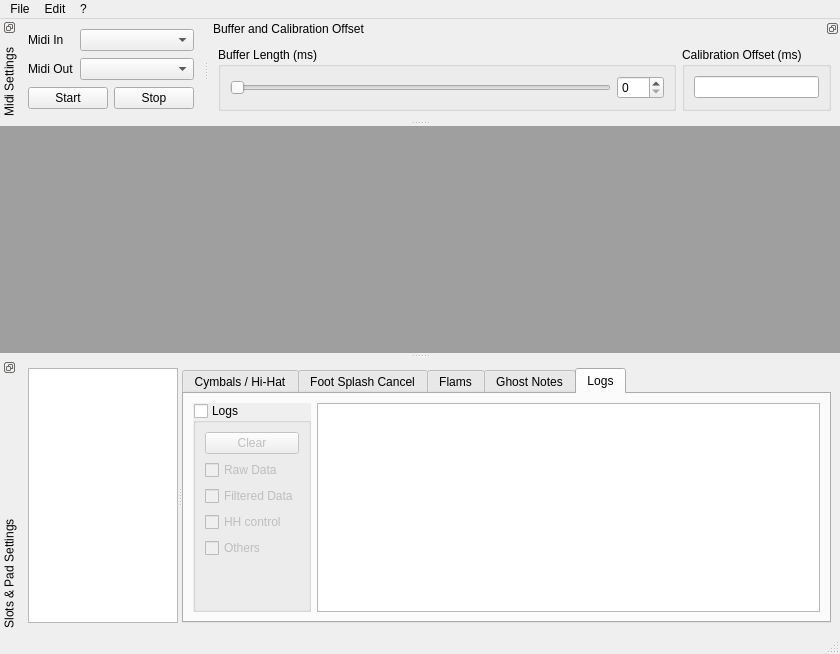
First picture: the form in src/MainWindow.ui, repository FromtonRouge/eProDrums, before the edit.
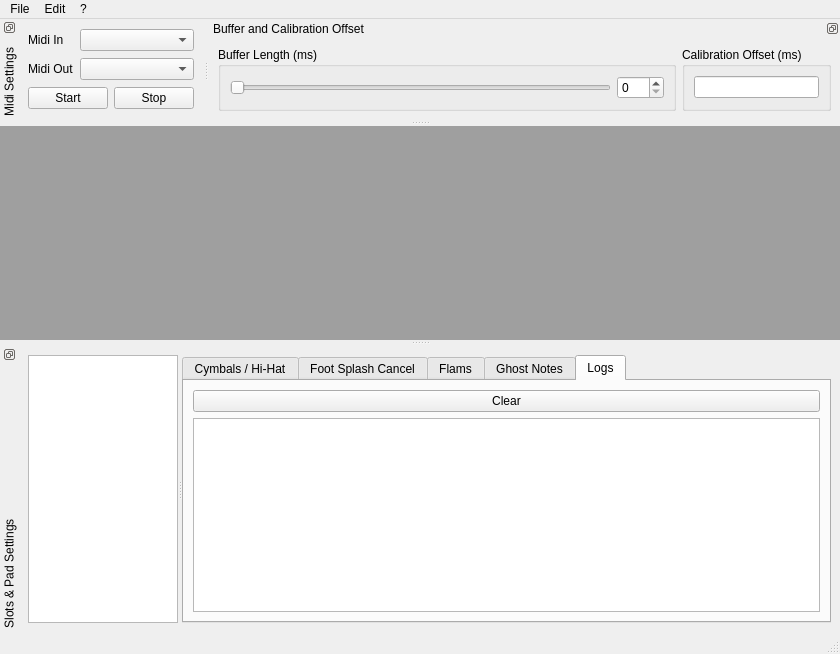
Second picture: the form after the edit. The open tabs and pages were chosen to show the change. Icons and pictures are not drawn.

```diff
--- a/src/MainWindow.ui
+++ b/src/MainWindow.ui
@@ -342,116 +342,20 @@
           <string>Logs</string>
          </attribute>
          <layout class="QGridLayout" name="gridLayout_7">
-          <item row="0" column="0">
-           <widget class="QScrollArea" name="scrollArea">
-            <property name="sizePolicy">
-             <sizepolicy hsizetype="Minimum" vsizetype="Expanding">
-              <horstretch>0</horstretch>
-              <verstretch>0</verstretch>
-             </sizepolicy>
-            </property>
-            <property name="frameShape">
-             <enum>QFrame::NoFrame</enum>
-            </property>
-            <property name="widgetResizable">
-             <bool>true</bool>
-            </property>
-            <widget class="QWidget" name="scrollAreaWidgetContents">
-             <property name="geometry">
-              <rect>
-               <x>0</x>
-               <y>0</y>
-               <width>105</width>
-               <height>194</height>
-              </rect>
-             </property>
-             <layout class="QGridLayout" name="gridLayout_5">
-              <property name="margin">
-               <number>0</number>
-              </property>
-              <item row="0" column="0">
-               <widget class="QGroupBox" name="groupBoxLogs">
-                <property name="minimumSize">
-                 <size>
-                  <width>105</width>
-                  <height>194</height>
-                 </size>
-                </property>
-                <property name="title">
-                 <string>Logs</string>
-                </property>
-                <property name="checkable">
-                 <bool>true</bool>
-                </property>
-                <property name="checked">
-                 <bool>false</bool>
-                </property>
-                <layout class="QGridLayout" name="gridLayoutLogs">
-                 <item row="1" column="2">
-                  <widget class="QCheckBox" name="checkBoxLogsRawData">
-                   <property name="text">
-                    <string>Raw Data</string>
-                   </property>
-                  </widget>
-                 </item>
-                 <item row="4" column="2">
-                  <widget class="QCheckBox" name="checkBoxLogsOthers">
-                   <property name="text">
-                    <string>Others</string>
-                   </property>
-                   <property name="checked">
-                    <bool>false</bool>
-                   </property>
-                  </widget>
-                 </item>
-                 <item row="0" column="2">
-                  <widget class="QPushButton" name="pushButtonClearLogs">
-                   <property name="text">
-                    <string>Clear</string>
-                   </property>
-                  </widget>
-                 </item>
-                 <item row="2" column="2">
-                  <widget class="QCheckBox" name="checkBoxLogsFilteredData">
-                   <property name="text">
-                    <string>Filtered Data</string>
-                   </property>
-                  </widget>
-                 </item>
-                 <item row="3" column="2">
-                  <widget class="QCheckBox" name="checkBoxLogsHiHatControl">
-                   <property name="text">
-                    <string>HH control</string>
-                   </property>
-                  </widget>
-                 </item>
-                 <item row="5" column="2">
-                  <spacer name="verticalSpacer">
-                   <property name="orientation">
-                    <enum>Qt::Vertical</enum>
-                   </property>
-                   <property name="sizeHint" stdset="0">
-                    <size>
-                     <width>20</width>
-                     <height>40</height>
-                    </size>
-                   </property>
-                  </spacer>
-                 </item>
-                </layout>
-               </widget>
-              </item>
-             </layout>
-            </widget>
-           </widget>
-          </item>
-          <item row="0" column="1">
+          <item row="1" column="0">
            <widget class="QTextEdit" name="textEditLog">
             <property name="readOnly">
              <bool>true</bool>
             </property>
            </widget>
           </item>
+          <item row="0" column="0">
+           <widget class="QPushButton" name="pushButtonClearLogs">
+            <property name="text">
+             <string>Clear</string>
+            </property>
+           </widget>
+          </item>
          </layout>
         </widget>
        </widget>
```
